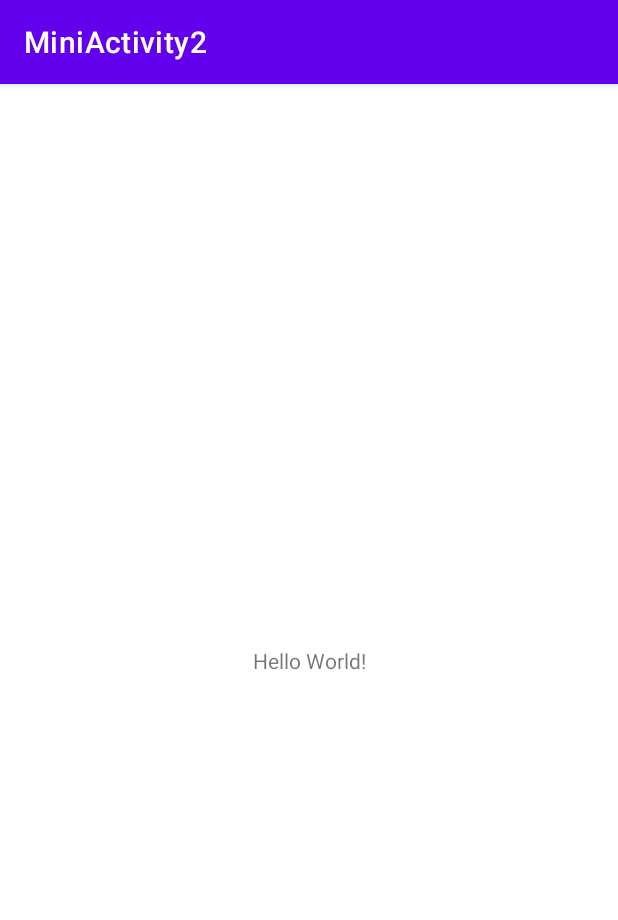
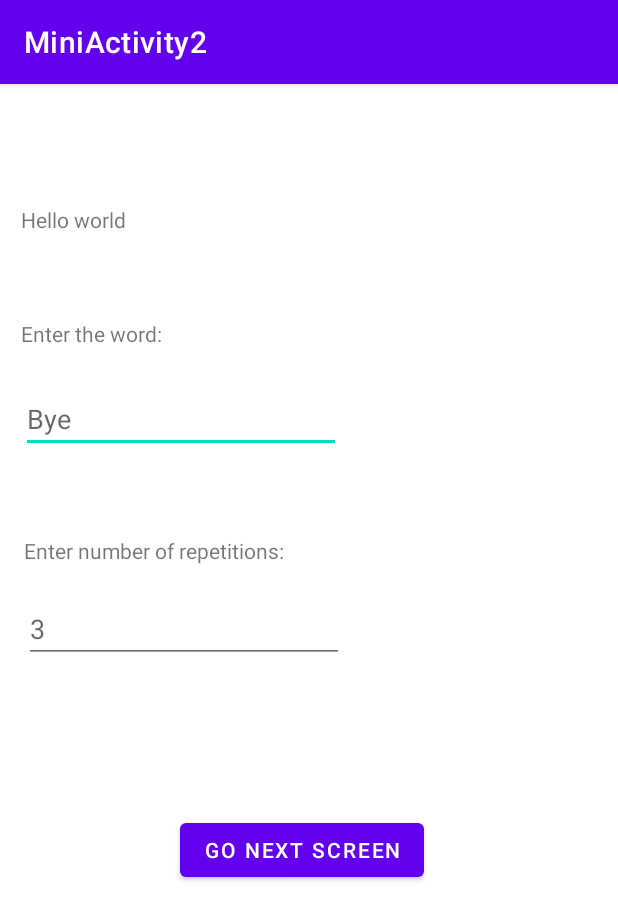
Before and after one commit to FaysalBM/MiniActivity2, an Android app: the screen it shows after launch (MainActivity), on a phone screen of 412 x 824 dp. Shown: the top 920 px of the screen. Run offline under Robolectric (Android 15) with nearby library versions, the phone set to English and light mode, and no system bars.

Commit message:
added first screen

```diff
--- a/app/src/main/res/layout/activity_main.xml
+++ b/app/src/main/res/layout/activity_main.xml
@@ -7,12 +7,97 @@
     tools:context=".MainActivity">
 
     <TextView
+        android:id="@+id/saluteMessage"
+        android:layout_width="214dp"
+        android:layout_height="0dp"
+        android:layout_marginStart="14dp"
+        android:layout_marginEnd="183dp"
+        android:layout_marginBottom="668dp"
+        android:text="@string/hello_world"
+        app:layout_constraintBottom_toBottomOf="parent"
+        app:layout_constraintEnd_toEndOf="parent"
+        app:layout_constraintHorizontal_bias="0.0"
+        app:layout_constraintStart_toStartOf="parent" />
+
+    <TextView
+        android:id="@+id/firstText"
+        android:layout_width="241dp"
+        android:layout_height="26dp"
+        android:layout_marginStart="14dp"
+        android:layout_marginTop="79dp"
+        android:layout_marginEnd="156dp"
+        android:layout_marginBottom="585dp"
+        android:text="@string/enter_word"
+        app:layout_constraintBottom_toBottomOf="parent"
+        app:layout_constraintEnd_toEndOf="parent"
+        app:layout_constraintHorizontal_bias="0.0"
+        app:layout_constraintStart_toStartOf="parent"
+        app:layout_constraintTop_toBottomOf="@+id/saluteMessage"
+        app:layout_constraintVertical_bias="1.0" />
+
+    <EditText
+        android:id="@+id/editTextByeMessage"
         android:layout_width="wrap_content"
         android:layout_height="wrap_content"
-        android:text="Hello World!"
+        android:layout_marginStart="14dp"
+        android:layout_marginTop="18dp"
+        android:layout_marginEnd="187dp"
+        android:layout_marginBottom="522dp"
+        android:ems="10"
+        android:hint="@string/word_input"
+        android:inputType="textPersonName"
+        app:layout_constraintBottom_toBottomOf="parent"
+        app:layout_constraintEnd_toEndOf="parent"
+        app:layout_constraintHorizontal_bias="0.0"
+        app:layout_constraintStart_toStartOf="parent"
+        app:layout_constraintTop_toBottomOf="@+id/firstText"
+        app:layout_constraintVertical_bias="0.0" />
+
+    <TextView
+        android:id="@+id/secondText"
+        android:layout_width="wrap_content"
+        android:layout_height="wrap_content"
+        android:layout_marginStart="16dp"
+        android:layout_marginTop="55dp"
+        android:layout_marginEnd="337dp"
+        android:layout_marginBottom="448dp"
+        android:text="@string/enter_num"
+        app:layout_constraintBottom_toBottomOf="parent"
+        app:layout_constraintEnd_toEndOf="parent"
+        app:layout_constraintHorizontal_bias="0.0"
+        app:layout_constraintStart_toStartOf="parent"
+        app:layout_constraintTop_toBottomOf="@+id/editTextByeMessage"
+        app:layout_constraintVertical_bias="0.0" />
+
+    <EditText
+        android:id="@+id/editTextNumber"
+        android:layout_width="wrap_content"
+        android:layout_height="wrap_content"
+        android:layout_marginStart="16dp"
+        android:layout_marginTop="20dp"
+        android:layout_marginEnd="185dp"
+        android:layout_marginBottom="382dp"
+        android:ems="10"
+        android:hint="@string/num_input"
+        android:inputType="number"
+        app:layout_constraintBottom_toBottomOf="parent"
+        app:layout_constraintEnd_toEndOf="parent"
+        app:layout_constraintHorizontal_bias="0.0"
+        app:layout_constraintStart_toStartOf="parent"
+        app:layout_constraintTop_toBottomOf="@+id/secondText"
+        app:layout_constraintVertical_bias="0.0" />
+
+    <Button
+        android:id="@+id/buttonToByeScreen"
+        android:layout_width="wrap_content"
+        android:layout_height="wrap_content"
+        android:layout_marginStart="154dp"
+        android:layout_marginTop="100dp"
+        android:layout_marginEnd="163dp"
+        android:layout_marginBottom="233dp"
+        android:text="@string/go_button"
         app:layout_constraintBottom_toBottomOf="parent"
         app:layout_constraintEnd_toEndOf="parent"
         app:layout_constraintStart_toStartOf="parent"
-        app:layout_constraintTop_toTopOf="parent" />
-
+        app:layout_constraintTop_toBottomOf="@+id/editTextNumber" />
 </androidx.constraintlayout.widget.ConstraintLayout>
--- a/app/src/main/res/values/strings.xml
+++ b/app/src/main/res/values/strings.xml
@@ -1,3 +1,9 @@
 <resources>
     <string name="app_name">MiniActivity2</string>
+    <string name="hello_world">Hello world</string>
+    <string name="enter_word">Enter the word:</string>
+    <string name="word_input">Bye</string>
+    <string name="enter_num">Enter number of repetitions:</string>
+    <string name="num_input">3</string>
+    <string name="go_button">Go next Screen</string>
 </resources>
```
